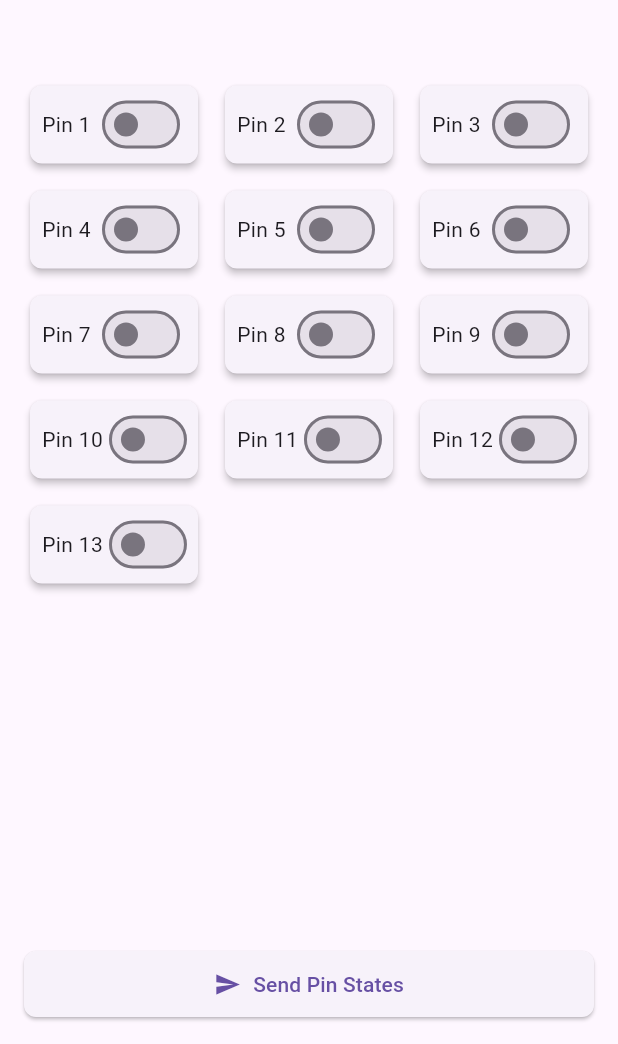
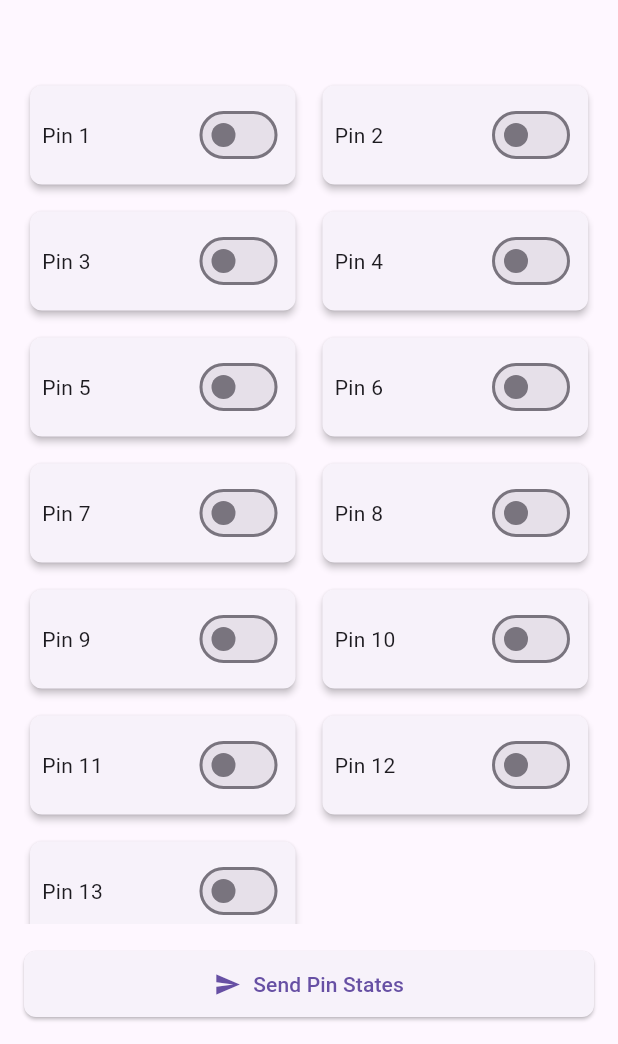
Before and after one commit to omarek386/esp32_app, a Flutter app: the screen it shows after launch, on a phone screen of 412 x 824 dp, the part 192-1236 px from its top. Run offline on Flutter 3.47's test engine with Material 3 defaults, Android fonts, the phone set to English and light mode, and no system bars; our stand-ins replace get_it.

Commit message:
fix: Adjust grid layout for pin toggles in PinControlScreen

```diff
--- a/lib/presentation/screens/pin_control_screen.dart
+++ b/lib/presentation/screens/pin_control_screen.dart
@@ -78,8 +78,8 @@ class _PinControlScreenState extends State<PinControlScreen> {
                 builder: (context, controller, child) {
                   return GridView.builder(
                     gridDelegate: SliverGridDelegateWithFixedCrossAxisCount(
-                      crossAxisCount: 3,
-                      childAspectRatio: 2,
+                      crossAxisCount: 2,
+                      childAspectRatio: 2.5,
                       crossAxisSpacing: 10,
                       mainAxisSpacing: 10,
                     ),
```
